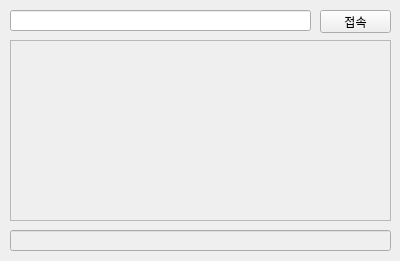
First picture: the form in jsonchat/mainwindow.ui, repository iAmVeryQT/jsonchat_bonexgu, before the edit.
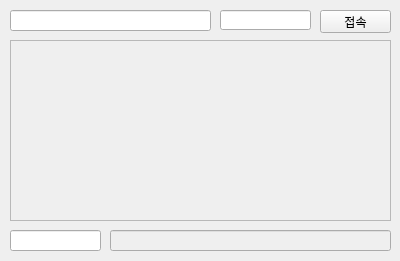
Second picture: the form after the edit.

```diff
--- a/jsonchat/mainwindow.ui
+++ b/jsonchat/mainwindow.ui
@@ -46,9 +46,9 @@
     </property>
     <property name="geometry">
      <rect>
-      <x>10</x>
+      <x>110</x>
       <y>230</y>
-      <width>381</width>
+      <width>281</width>
       <height>21</height>
      </rect>
     </property>
@@ -58,11 +58,37 @@
      <rect>
       <x>10</x>
       <y>10</y>
-      <width>301</width>
+      <width>201</width>
       <height>21</height>
      </rect>
     </property>
    </widget>
+   <widget class="QLineEdit" name="UserName">
+    <property name="geometry">
+     <rect>
+      <x>10</x>
+      <y>230</y>
+      <width>91</width>
+      <height>21</height>
+     </rect>
+    </property>
+    <property name="alignment">
+     <set>Qt::AlignCenter</set>
+    </property>
+   </widget>
+   <widget class="QLineEdit" name="RoomName">
+    <property name="geometry">
+     <rect>
+      <x>220</x>
+      <y>10</y>
+      <width>91</width>
+      <height>20</height>
+     </rect>
+    </property>
+    <property name="alignment">
+     <set>Qt::AlignCenter</set>
+    </property>
+   </widget>
   </widget>
  </widget>
  <layoutdefault spacing="6" margin="11"/>
```
